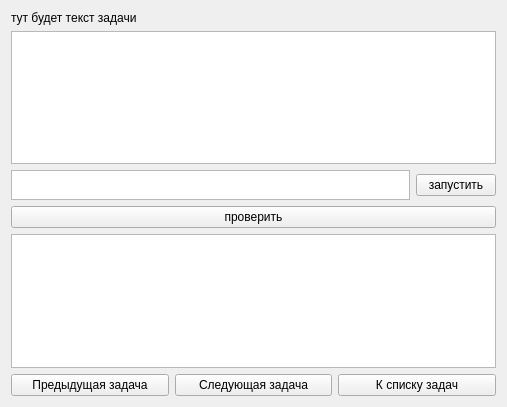
Old version of the form FormTask.ui in the repository kocheshkovdmitriy/PyQT_project.
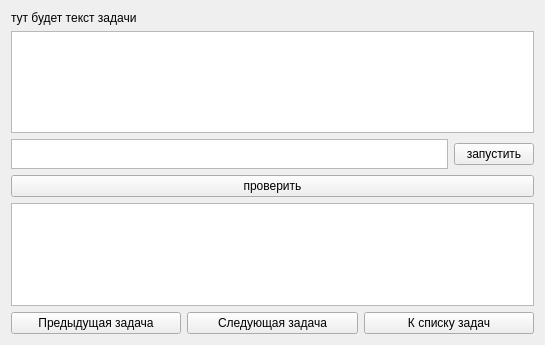
New version of the form.

What changed in the file:
```diff
--- a/FormTask.ui
+++ b/FormTask.ui
@@ -6,10 +6,28 @@
    <rect>
     <x>0</x>
     <y>0</y>
-    <width>507</width>
-    <height>407</height>
+    <width>545</width>
+    <height>345</height>
    </rect>
   </property>
+  <property name="sizePolicy">
+   <sizepolicy hsizetype="Preferred" vsizetype="Preferred">
+    <horstretch>0</horstretch>
+    <verstretch>0</verstretch>
+   </sizepolicy>
+  </property>
+  <property name="minimumSize">
+   <size>
+    <width>0</width>
+    <height>0</height>
+   </size>
+  </property>
+  <property name="maximumSize">
+   <size>
+    <width>16777215</width>
+    <height>16777215</height>
+   </size>
+  </property>
   <property name="windowTitle">
    <string>Form</string>
   </property>
@@ -30,7 +48,7 @@
       <widget class="QTextEdit" name="input_data">
        <property name="maximumSize">
         <size>
-         <width>400</width>
+         <width>600</width>
          <height>30</height>
         </size>
        </property>
```
